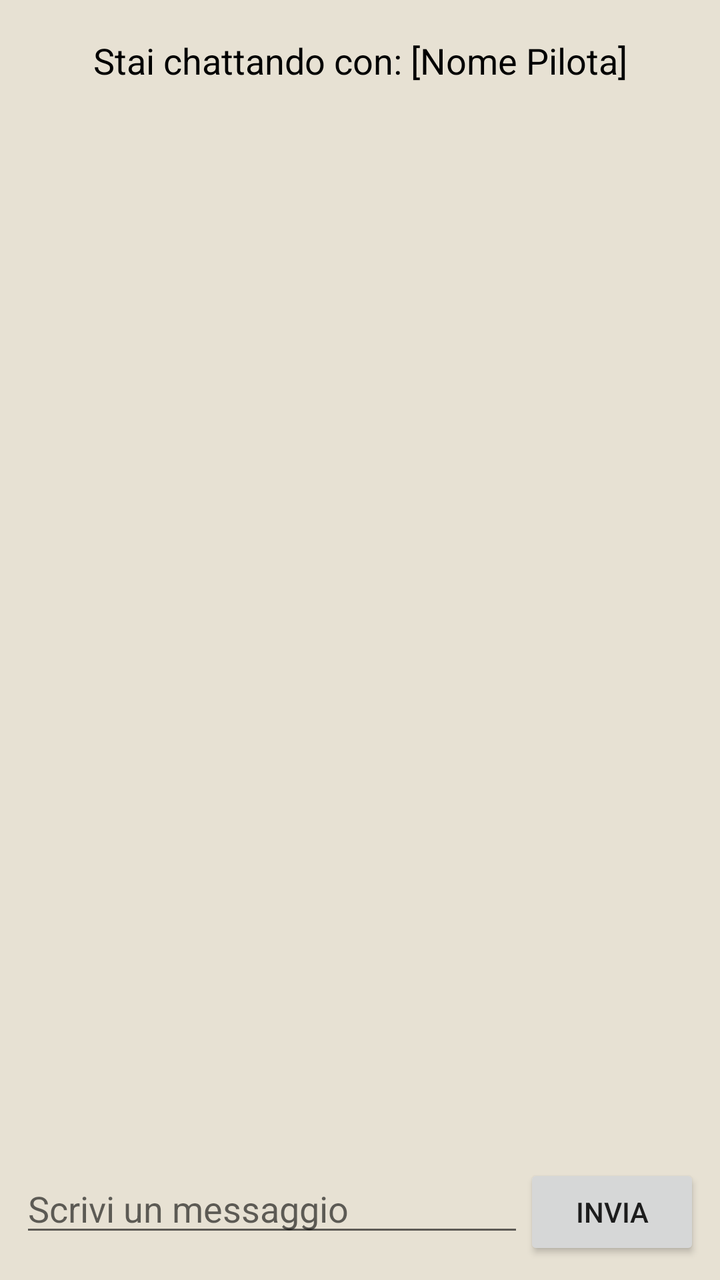
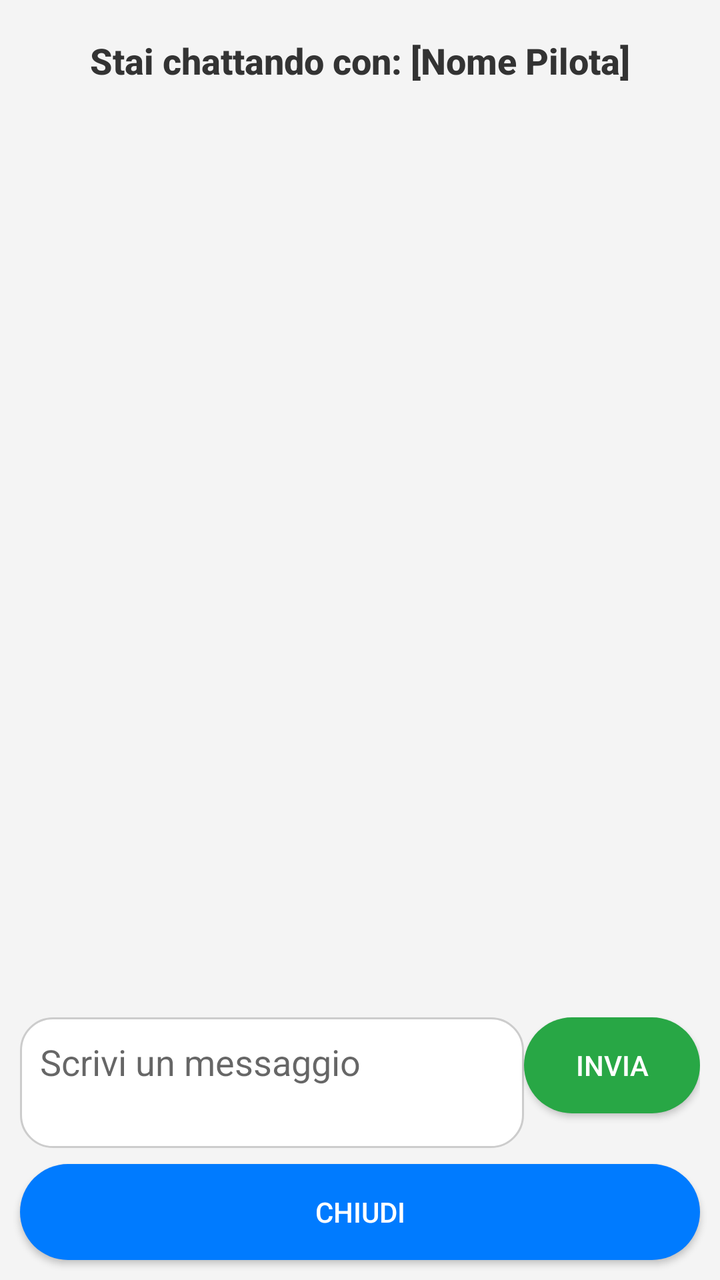

Compare the two renders of this Android layout. The source of the first and the diff that turns it into the second are given below.
<!-- AndroidManifest.xml: application theme Theme.AppCompat.Light -->
<!-- res/layout/activity_chat.xml -->
<androidx.constraintlayout.widget.ConstraintLayout
    xmlns:android="http://schemas.android.com/apk/res/android"
    android:layout_width="match_parent"
    android:layout_height="match_parent"
    android:fitsSystemWindows="true">

    <LinearLayout xmlns:android="http://schemas.android.com/apk/res/android"
        android:layout_width="match_parent"
        android:layout_height="match_parent"
        android:orientation="vertical"
        android:background="#e7e1d3"
        android:padding="10dp"
        android:clipToPadding="false">

        
        <TextView
            android:id="@+id/chattingWithText"
            android:layout_width="match_parent"
            android:layout_height="wrap_content"
            android:text="Stai chattando con: [Nome Pilota]"
            android:textSize="18sp"
            android:textColor="@android:color/black"
            android:padding="8dp"
            android:gravity="center"/>

        
        <androidx.recyclerview.widget.RecyclerView
            android:id="@+id/messagesListView"
            android:layout_width="match_parent"
            android:layout_height="0dp"
            android:layout_weight="1" />

        
        <LinearLayout
            android:layout_width="match_parent"
            android:layout_height="wrap_content"
            android:orientation="horizontal">

            <EditText
                android:id="@+id/messageInput"
                android:layout_width="0dp"
                android:layout_weight="1"
                android:layout_height="wrap_content"
                android:hint="Scrivi un messaggio" />

            <Button
                android:id="@+id/sendButton"
                android:layout_width="wrap_content"
                android:layout_height="wrap_content"
                android:text="Invia"/>
        </LinearLayout>
    </LinearLayout>
</androidx.constraintlayout.widget.ConstraintLayout>
<!-- resources referenced by this layout -->
<resources>

</resources>

<!-- the commit's change to res/layout/activity_chat.xml (unified diff, before → after) -->
@@ -8,18 +8,18 @@
         android:layout_width="match_parent"
         android:layout_height="match_parent"
         android:orientation="vertical"
-        android:background="#e7e1d3"
+        android:background="#f4f4f4"
         android:padding="10dp"
         android:clipToPadding="false">
 
         
         <TextView
             android:id="@+id/chattingWithText"
+            style="@style/AppTextViewBold"
             android:layout_width="match_parent"
             android:layout_height="wrap_content"
             android:text="Stai chattando con: [Nome Pilota]"
             android:textSize="18sp"
-            android:textColor="@android:color/black"
             android:padding="8dp"
             android:gravity="center"/>
 
@@ -41,13 +41,31 @@
                 android:layout_width="0dp"
                 android:layout_weight="1"
                 android:layout_height="wrap_content"
-                android:hint="Scrivi un messaggio" />
+                android:background="@drawable/rounded_input"
+                android:hint="Scrivi un messaggio"
+                android:inputType="textMultiLine|textCapSentences"
+                android:minLines="2"
+                android:maxLines="6"
+                android:gravity="top|start"
+                android:scrollbars="vertical"
+                android:padding="10dp" />
 
             <Button
                 android:id="@+id/sendButton"
                 android:layout_width="wrap_content"
                 android:layout_height="wrap_content"
+                android:textColor="@color/button_text_color"
+                android:background="@drawable/rounded_button_green"
                 android:text="Invia"/>
         </LinearLayout>
+
+        <Button
+            android:id="@+id/close_chat_button"
+            android:layout_width="match_parent"
+            android:layout_height="wrap_content"
+            android:text="Chiudi"
+            android:layout_marginTop="8dp"
+            android:textColor="@color/button_text_color"
+            android:background="@drawable/rounded_button_blue"/>
     </LinearLayout>
 </androidx.constraintlayout.widget.ConstraintLayout>
<!-- resource entries referenced after the edit -->
@@ -1,5 +1,27 @@
 <!-- resources referenced by this layout -->
 <resources>
-
+  <color name="button_text_color">#FFFFFF</color>
+  <!-- drawable rounded_button_blue (drawable) -->
+  <shape xmlns:android="http://schemas.android.com/apk/res/android" android:shape="rectangle">
+      <solid android:color="#007bff" />
+      <corners android:radius="24dp" />
+  </shape>
+  <!-- drawable rounded_button_green (drawable) -->
+  <shape xmlns:android="http://schemas.android.com/apk/res/android" android:shape="rectangle">
+      <solid android:color="#28a745" />
+      <corners android:radius="24dp" />
+  </shape>
+  <!-- drawable rounded_input (drawable) -->
+  <shape xmlns:android="http://schemas.android.com/apk/res/android" android:shape="rectangle">
+      <solid android:color="#FFFFFF" />
+      <corners android:radius="16dp" />
+      <stroke android:width="1dp" android:color="#CCCCCC"/>
+  </shape>
+  <style name="AppTextViewBold" parent="TextAppearance.AppCompat">
+      <item name="android:textColor">#333333</item> 
+      <item name="android:textSize">18sp</item> 
+      <item name="android:fontFamily">sans-serif-medium</item> 
+      <item name="android:textStyle">bold</item> 
+      </style>
 </resources>
 
